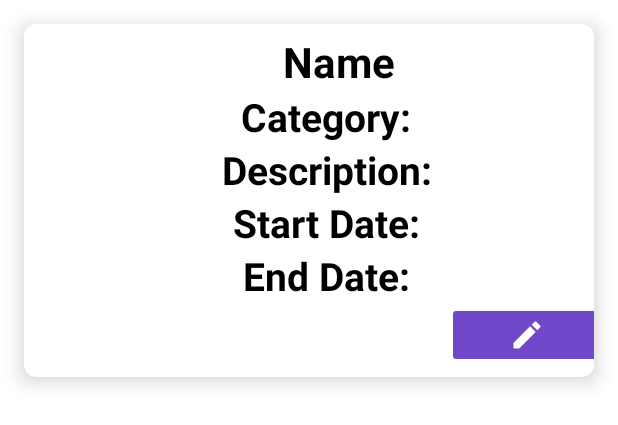
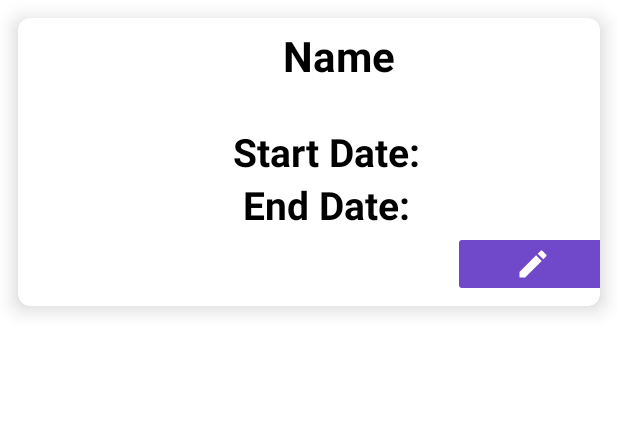
Before and after one commit to MikolajCieslik/Habitary, an Android app: the layout tasks_rv.xml on its own in the app's theme, with its tools: preview values and no code run, on a phone screen of 412 x 824 dp. Shown: the top 425 px of the screen. Run offline under Robolectric (Android 15) with nearby library versions, the phone set to English and light mode, and no system bars.

Commit message:
tasks' different view

```diff
--- a/app/src/main/java/com/example/habitary/CreateTaskActivity.java
+++ b/app/src/main/java/com/example/habitary/CreateTaskActivity.java
@@ -139,6 +139,7 @@ public class CreateTaskActivity extends AppCompatActivity {
         String id_get = "";
         String name;
         String description;
+        String category;
         Long startDateStr;
         Long alertDateStr;
         Long endDateStr;
@@ -154,6 +155,7 @@ public class CreateTaskActivity extends AppCompatActivity {
                 id_get = bundle.getString("id");
                 name = bundle.getString("name");
                 description = bundle.getString("description");
+                category = bundle.getString("category");
                 startDateStr = bundle.getLong ("startDate");
                 alertDateStr = bundle.getLong ("alertDate");
                 endDateStr = bundle.getLong ("endDate");
@@ -167,6 +169,7 @@ public class CreateTaskActivity extends AppCompatActivity {
                 changed = true;
                 etName.setText(name);
                 etDescription.setText(description);
+                etCategory.setText(category);
 
                 startMinute = startDate.toDate().getMinutes();
                 tvStartTime.setText(String.format( "%02d",startHour)+":"+String.format("%02d",startMinute));
--- a/app/src/main/java/com/example/habitary/TaskRVAdapter.java
+++ b/app/src/main/java/com/example/habitary/TaskRVAdapter.java
@@ -66,8 +66,8 @@ public class TaskRVAdapter extends RecyclerView.Adapter<TaskRVAdapter.ViewTaskHo
 
         holder.category.setText(task.getCategory());
         holder.taskName.setText(task.getName());
-        holder.startDate.setText(timeFormat.format(task.getStartDate().toDate().getTime()));
-        holder.endDate.setText(timeFormat.format(task.getEndDate().toDate().getTime()));
+        holder.startDate.setText(dateFormat.format(task.getStartDate().toDate()) + ", " + timeFormat.format(task.getStartDate().toDate().getTime()));
+        holder.endDate.setText(dateFormat.format(task.getEndDate().toDate()) + ", " + timeFormat.format(task.getEndDate().toDate().getTime()));
         holder.description.setText(task.getDescription());
 
         holder.imageButton2.setOnClickListener(new View.OnClickListener() {
@@ -76,6 +76,7 @@ public class TaskRVAdapter extends RecyclerView.Adapter<TaskRVAdapter.ViewTaskHo
                 Intent intent = new Intent(view.getContext(), CreateTaskActivity.class);
                 intent.putExtra("id", task.TasksId);
                 intent.putExtra("name", task.getName());
+                intent.putExtra("category", task.getCategory());
                 intent.putExtra("description", task.getDescription());
                 intent.putExtra("startDate", task.getStartDateStr());
                 intent.putExtra("alertDate", task.getAlertDateStr());
--- a/app/src/main/res/layout/tasks_rv.xml
+++ b/app/src/main/res/layout/tasks_rv.xml
@@ -5,8 +5,17 @@
     xmlns:app="http://schemas.android.com/apk/res-auto"
     app:cardElevation="8dp"
     app:cardCornerRadius="8dp"
-    android:layout_margin="16dp"
+    android:layout_margin="12dp"
     >
+
+    <TextView
+        android:layout_width="wrap_content"
+        android:layout_height="wrap_content"
+        android:id="@+id/category"
+        android:layout_marginStart="8dp"
+        android:text=""
+        android:textColor="#FF00AA"
+        android:textSize="20sp"/>
 
     <LinearLayout
         android:layout_width="match_parent"
@@ -35,36 +44,13 @@
 
         </LinearLayout>
 
+
         <LinearLayout
             android:layout_width="wrap_content"
             android:layout_height="wrap_content"
             android:layout_gravity="center"
             android:orientation="horizontal">
-
-            <TextView
-                android:layout_width="wrap_content"
-                android:layout_height="wrap_content"
-                android:text="@string/stringCategory"
-                android:textColor="@color/black"
-                android:textSize="26sp"
-                android:textStyle="bold"/>
-
-            <TextView
-                android:layout_width="wrap_content"
-                android:layout_height="wrap_content"
-                android:id="@+id/category"
-                android:layout_marginStart="8dp"
-                android:text=""
-                android:textColor="@color/black"
-                android:textSize="20sp"/>
-
-        </LinearLayout>
-        <LinearLayout
-            android:layout_width="wrap_content"
-            android:layout_height="wrap_content"
-            android:layout_gravity="center"
-            android:orientation="horizontal">
-
+<!--
             <TextView
                 android:layout_width="wrap_content"
                 android:layout_height="wrap_content"
@@ -72,7 +58,7 @@
                 android:textColor="@color/black"
                 android:textSize="26sp"
                 android:textStyle="bold"/>
-
+-->
             <TextView
                 android:layout_width="wrap_content"
                 android:layout_height="wrap_content"
```
